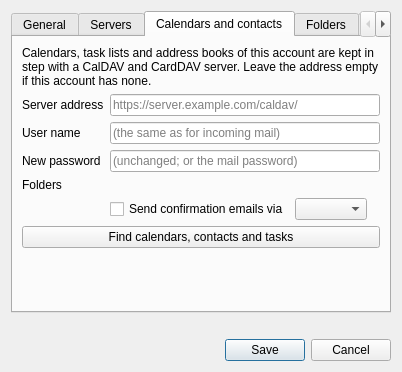
The window that src/chrono_mail/ui/forms/account_edit.ui (rob-vandenberg/chrono-mail) describes before a commit, drawn with Qt 5.
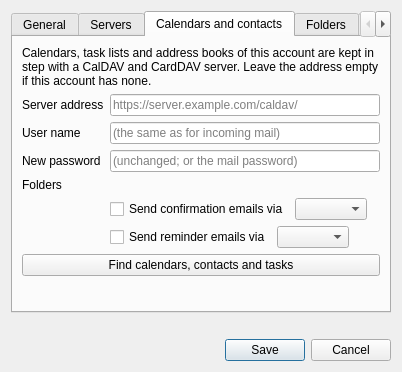
The same window after the commit. The open tabs and pages were chosen to show the change.

Commit message: Reminders of an event are Notification or Email, up to five, fired by Chrono Mail while it runs, and each account has Send reminder emails via

```diff
--- a/src/chrono_mail/ui/forms/account_edit.ui
+++ b/src/chrono_mail/ui/forms/account_edit.ui
@@ -236,6 +236,30 @@
          <item row="3" column="1">
           <widget class="QWidget" name="davFolders" />
          </item>
+         <item row="5" column="1">
+          <layout class="QHBoxLayout" name="reminderEmails">
+           <item>
+            <widget class="QCheckBox" name="remindersSend">
+             <property name="text">
+              <string>Send reminder emails via</string>
+             </property>
+            </widget>
+           </item>
+           <item>
+            <widget class="QComboBox" name="remindersBy" />
+           </item>
+           <item>
+            <widget class="QWidget" name="remindersInfo" />
+           </item>
+           <item>
+            <spacer name="remindersEnd">
+             <property name="orientation">
+              <enum>Qt::Horizontal</enum>
+             </property>
+            </spacer>
+           </item>
+          </layout>
+         </item>
          <item row="4" column="1">
           <layout class="QHBoxLayout" name="invitationAnswers">
            <item>
```
The commit also changes 26 other files.
